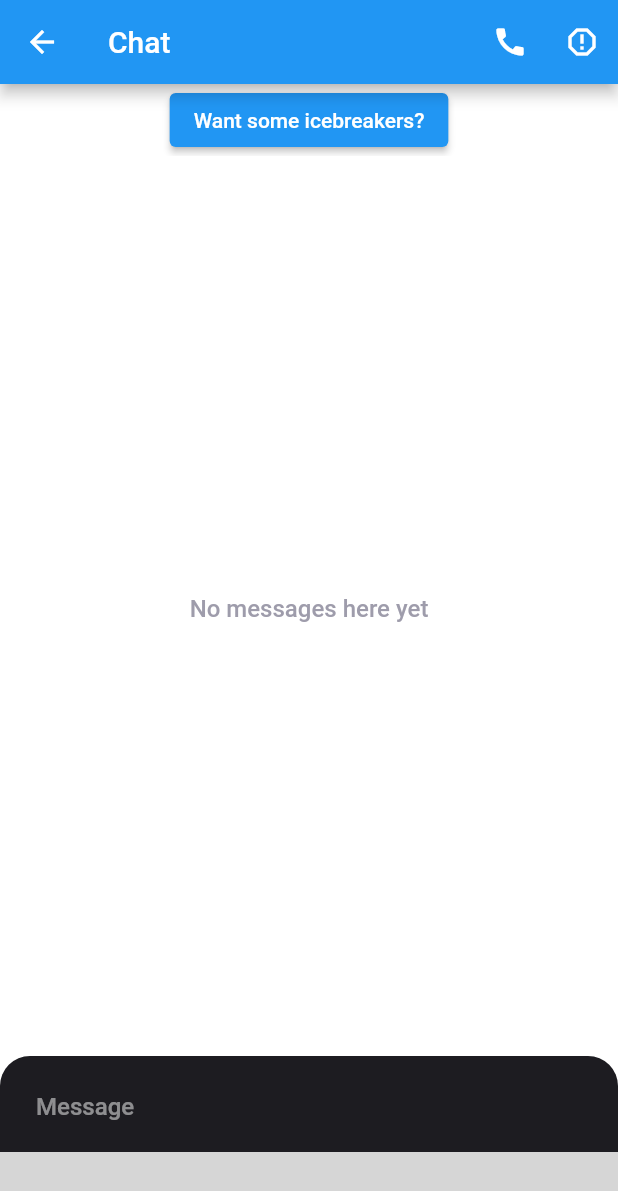
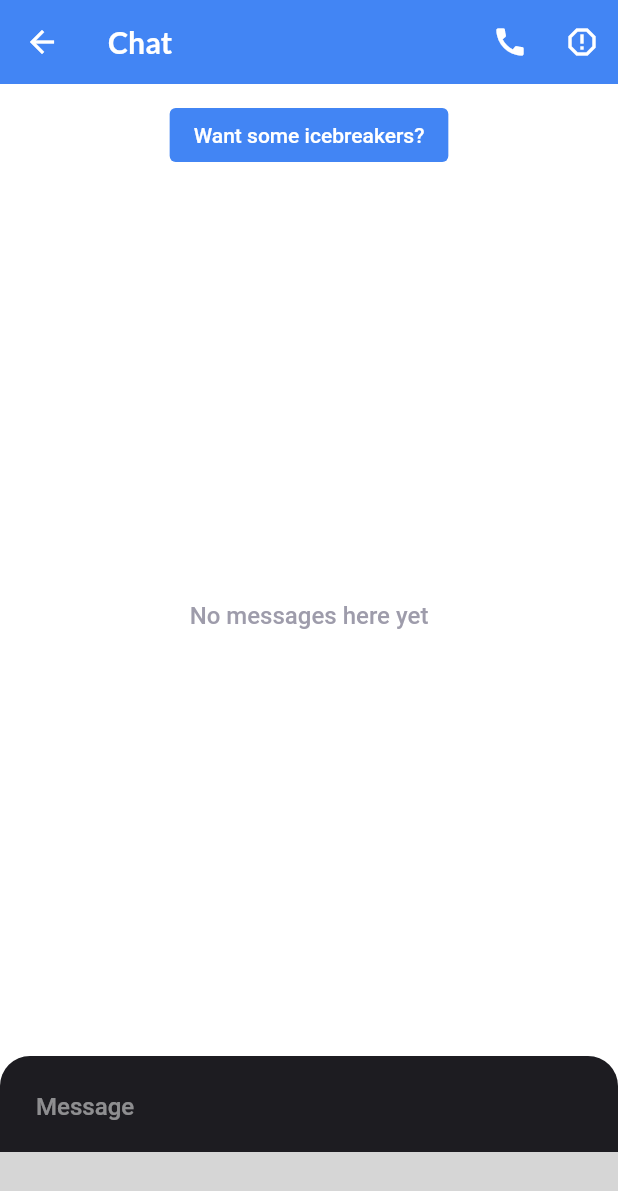
Before and after one commit to MightyM17/Hacktivisits_Clash-Of-Codes, a Flutter app: the MyHomePage screen opened by its route, on a phone screen of 412 x 824 dp. Shown: the top 1191 px of the screen. Run offline on Flutter 3.47's test engine with Material 2 defaults, Android fonts, the phone set to English and light mode, and no system bars; our stand-ins replace cloud_firestore, firebase_auth, firebase_core, firebase_database, flutter_chat_types, flutter_chat_ui and 3 more; missing offline and left inert: fluid_bottom_nav_bar, swipeable_card_stack; accounts and stored records are empty; grey boxes are pictures that could not be loaded.

```diff
--- a/lib/UI/screens/chat.dart
+++ b/lib/UI/screens/chat.dart
@@ -4,6 +4,7 @@ import 'package:clash_of_codes/UI/widgets/navbar.dart';
 import 'package:flutter/material.dart';
 import 'package:flutter_chat_types/flutter_chat_types.dart' as types;
 import 'package:flutter_chat_ui/flutter_chat_ui.dart';
+import 'package:google_fonts/google_fonts.dart';
 
 import '../../constants/colors.dart';
 
@@ -74,44 +75,59 @@ class _MyHomePageState extends State<MyHomePage> {
         key: ValueKey<int>(0),
         backgroundColor: Colors.white,
         appBar: AppBar(
-      title: Text('Chat'),
+          backgroundColor: Color(0xFF4285F4),
+          title: Text(
+            'Chat',
+            style: GoogleFonts.lato(
+              fontWeight: FontWeight.bold,
+            ),
+          ),
+          elevation: 0,
           actions: <Widget>[
             IconButton(
               icon: Icon(
                 Icons.call,
                 color: Colors.white,
               ),
-          onPressed: () {
-          },
+              onPressed: () {},
             ),
             IconButton(
               icon: Icon(
                 Icons.report_gmailerrorred,
                 color: Colors.white,
               ),
-          onPressed: () {
-          },
+              onPressed: () {},
             )
           ],
         ),
         body: Column(
           mainAxisAlignment: MainAxisAlignment.spaceBetween,
           children: [
-        ElevatedButton(onPressed: (){
+            SizedBox(height: 10),
+            ElevatedButton(
+              onPressed: () {
                 final _random = new Random();
                 var element = questions[_random.nextInt(questions.length)];
                 icebreaker(element);
-
-        }, child: Text("Want some icebreakers?")),
+              },
+              child: Text("Want some icebreakers?"),
+              style: ElevatedButton.styleFrom(
+                backgroundColor: Color(0xFF4285F4),
+                elevation: 0,
+              ),
+            ),
             Expanded(
               child: Chat(
                 messages: _messages,
                 onSendPressed: _handleSendPressed,
                 user: _user,
-        ),),
+              ),
+            ),
           ],
         ),
-    bottomNavigationBar: BottomNavBar(iindex: 0,),
+        bottomNavigationBar: BottomNavBar(
+          iindex: 0,
+        ),
       );
 
   void _addMessage(types.Message message) {
@@ -133,9 +149,7 @@ class _MyHomePageState extends State<MyHomePage> {
   void icebreaker(String message) {
     final textMessage = types.TextMessage(
       author: _user,
-      createdAt: DateTime
-          .now()
-          .millisecondsSinceEpoch,
+      createdAt: DateTime.now().millisecondsSinceEpoch,
       id: randomString(),
       text: message,
     );
```
Also changed, not shown: lib/UI/screens/public_info.dart (+24 -4 lines), lib/UI/util/reuuse.dart (+37 -1 lines). Lines whose indentation alone changed are shown as unchanged.
